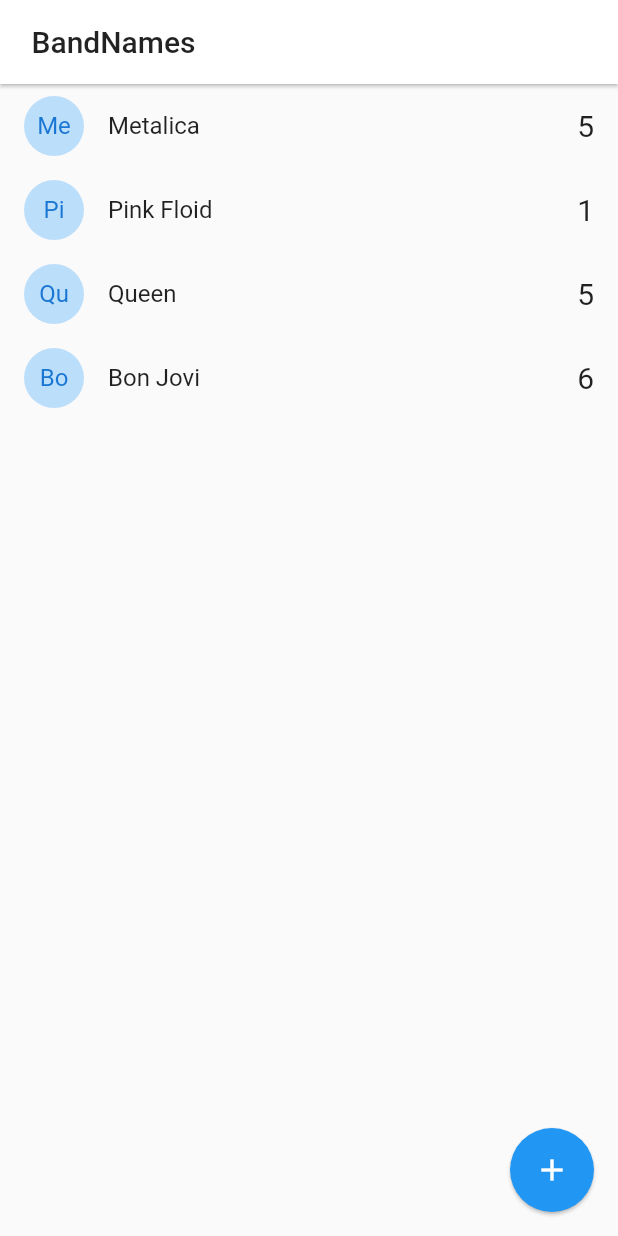
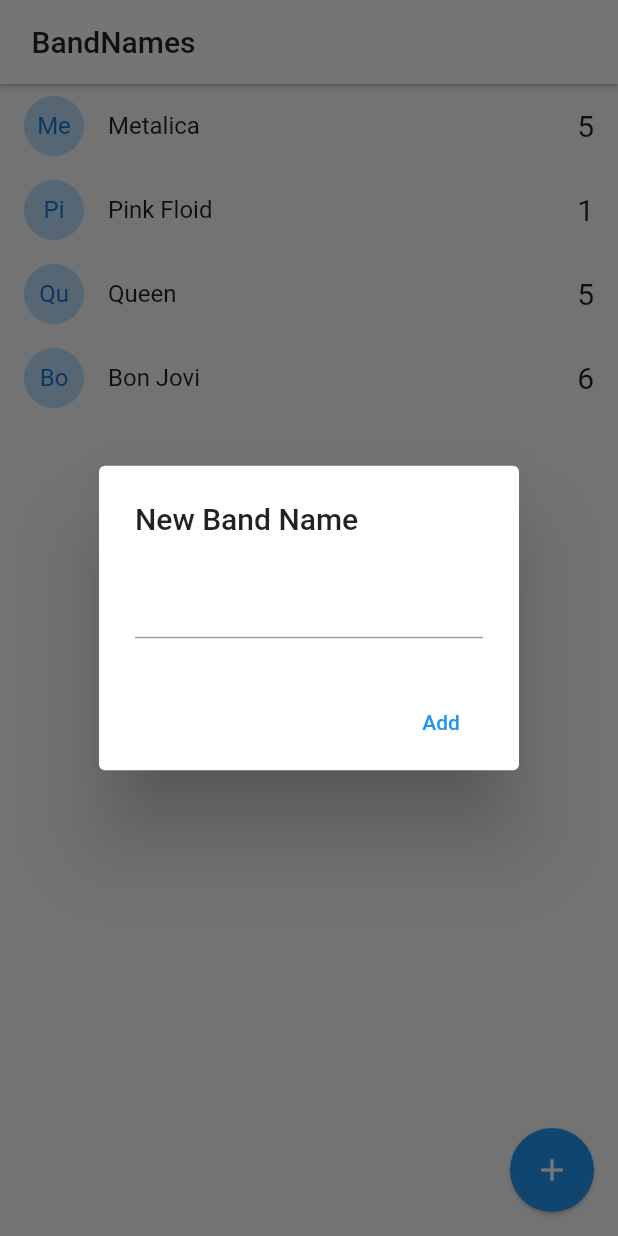
Before and after one commit to agusci21/flutter-bandnames-sockets, a Flutter app: the screen it shows after launch, after a tap on the "add" icon, on a phone screen of 412 x 824 dp. Run offline on Flutter 3.47's test engine with Material 2 defaults, Android fonts, the phone set to English and light mode, and no system bars.

Commit message:
crear banda

```diff
--- a/lib/main.dart
+++ b/lib/main.dart
@@ -1,6 +1,5 @@
 import 'package:flutter/material.dart';
 import 'package:band_names/pages/home_page.dart';
-
 
 void main() => runApp(const MyApp());
 
@@ -13,9 +12,7 @@
       debugShowCheckedModeBanner: false,
       title: 'Material App',
       initialRoute: 'home',
-      routes: {
-        'home' : (_) => const HomePage()
-      },
+      routes: {'home': (_) => const HomePage()},
     );
   }
 }
--- a/lib/pages/home_page.dart
+++ b/lib/pages/home_page.dart
@@ -1,4 +1,8 @@
+import 'dart:io';
+import 'dart:math';
+
 import 'package:band_names/models/band.dart';
+import 'package:flutter/cupertino.dart';
 import 'package:flutter/material.dart';
 
 class HomePage extends StatefulWidget {
@@ -35,10 +39,7 @@
         itemBuilder: (context, index) => _bandTile(bands[index]),
       ),
       floatingActionButton: FloatingActionButton(
-        elevation: 1,
-        child: const Icon(Icons.add),
-        onPressed: () {},
-      ),
+          elevation: 1, child: const Icon(Icons.add), onPressed: addNewBand),
     );
   }
 
@@ -57,4 +58,62 @@
           print(band.name);
         },
       );
+
+  addNewBand() {
+    final textController = TextEditingController();
+
+    if (Platform.isAndroid) {
+      showDialog(
+        context: context,
+        builder: (context) {
+          return AlertDialog(
+            title: const Text('New Band Name'),
+            content: TextFormField(
+              controller: textController,
+            ),
+            actions: [
+              MaterialButton(
+                  elevation: 0,
+                  child: const Text('Add'),
+                  textColor: Colors.blue,
+                  onPressed: () => addBandToList(textController.text))
+            ],
+          );
+        },
+      );
+      return;
+    }
+    showCupertinoDialog(
+      context: context,
+      builder: (context) {
+        return CupertinoAlertDialog(
+          title: const Text('New Band Name'),
+          content: CupertinoTextField(
+            controller: textController,
+          ),
+          actions: [
+            CupertinoDialogAction(
+                isDestructiveAction: true,
+                child: const Text('Add'),
+                onPressed: () => addBandToList(textController.text)),
+            CupertinoDialogAction(
+                isDestructiveAction: true,
+                child: const Text('Dismiss'),
+                onPressed: () => Navigator.pop(context))
+          ],
+        );
+      },
+    );
+  }
+
+  void addBandToList(String name) {
+    if (name.length > 1) {
+      bands.add(Band(
+          id: DateTime.now().toString(),
+          name: name,
+          votes: Random().nextInt(20)));
+      setState(() {});
+    }
+    Navigator.pop(context);
+  }
 }
```
